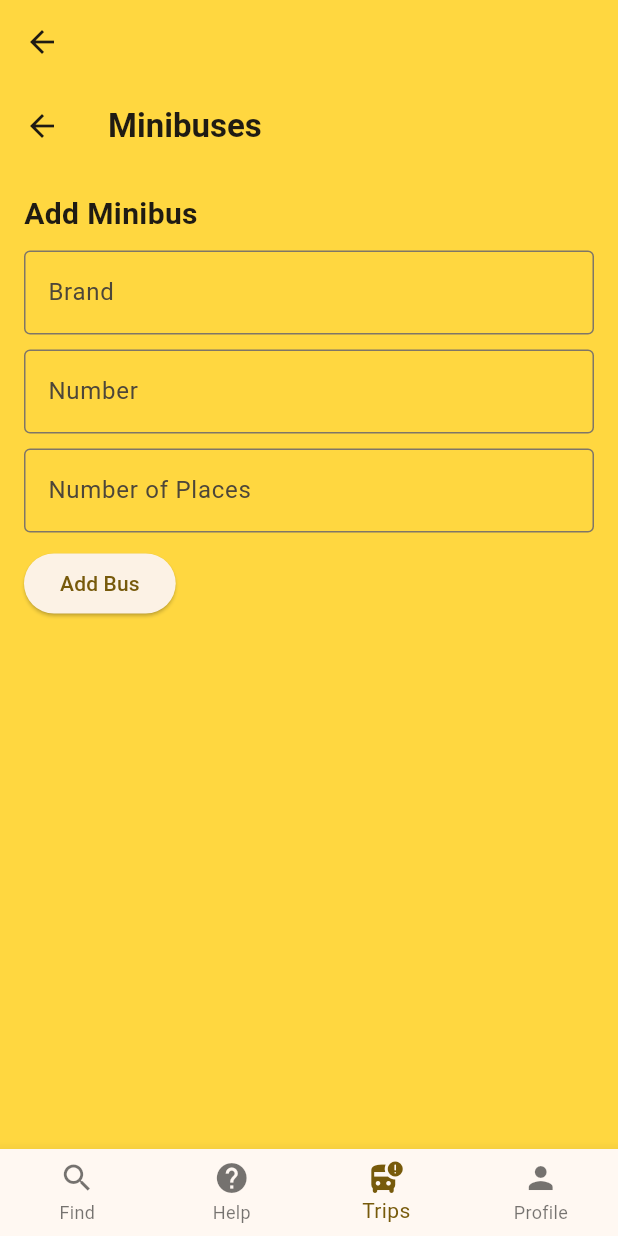
After one commit to Vitalya238/flutter_order_minibuses_app, a Flutter app: the BottomNavBarForDispatchers screen opened directly, item 3 of the bottom bar chosen, after a tap on "Add Bus", on a phone screen of 412 x 824 dp. The commit adds this screen. Run offline on Flutter 3.47's test engine with Material 3 defaults, Android fonts, the phone set to English and light mode, and no system bars; our stand-ins replace sqflite; accounts and stored records are empty.

Commit message:
add manage_minibuses

```diff
--- /dev/null
+++ b/kp/lib/models/Bus.dart
@@ -0,0 +1,40 @@
+import 'dart:typed_data';
+
+class Bus {
+  final String columnBusID = 'BUSID';
+  final String columnBusBrand = 'BUSBRAND';
+  final String columnBusNumber = 'BUSNUMBER';
+  final String columnCountPlaces = 'COUNT_PLACES';
+  final String columnBusImage = 'BUSIMAGE';
+
+  int id = 0;
+  late String busBrand;
+  late String busNumber;
+  late int countPlaces;
+  late Uint8List busImage;
+
+  Bus(
+      this.busBrand,
+      this.busNumber,
+      this.countPlaces,
+      this.busImage,
+      );
+
+  Map<String, Object?> toMap() {
+    var map = <String, Object?>{
+      columnBusBrand: busBrand,
+      columnBusNumber: busNumber,
+      columnCountPlaces: countPlaces,
+      columnBusImage: busImage,
+    };
+    return map;
+  }
+
+  Bus.fromMap(Map<dynamic, dynamic> map) {
+    id = map[columnBusID];
+    busBrand = map[columnBusBrand];
+    busNumber = map[columnBusNumber];
+    countPlaces = map[columnCountPlaces];
+    busImage = map[columnBusImage];
+  }
+}
--- /dev/null
+++ b/kp/lib/services/bus_handler.dart
@@ -0,0 +1,58 @@
+import 'package:sqflite/sqflite.dart';
+import 'package:kp/models/Bus.dart';
+
+
+const String tableName = 'BUS';
+const String columnBusID = 'BUSID';
+const String columnBusBrand = 'BUSBRAND';
+const String columnBusNumber = 'BUSNUMBER';
+const String columnCountPlaces = 'COUNT_PLACES';
+const String columnBusImage = 'BUSIMAGE';
+
+
+
+class BusHandler{
+  late Database db;
+
+  BusHandler(this.db);
+
+  Future createTable() async{
+    await db.execute('''
+        create table IF NOT EXISTS $tableName ($columnBusID INTEGER PRIMARY KEY autoincrement,
+                                $columnBusBrand TEXT not null,
+                                $columnBusNumber TEXT not null,
+                                $columnCountPlaces INTEGER not null,
+                                $columnBusImage BLOB)
+      ''');
+
+  }
+  Future<int> insert(Bus bus) async{
+    return await db.insert(tableName, bus.toMap());
+  }
+  Future<Bus?> getBus(int id) async{
+    List<Map> maps = await db.query(tableName,
+        columns: [columnBusID, columnBusBrand, columnBusNumber, columnCountPlaces, columnBusImage],
+        where: '$columnBusID = ?',
+        whereArgs: [id]);
+    if(maps.isNotEmpty){
+      return Bus.fromMap(maps.first);
+    }
+    return null;
+  }
+  Future<int> delete(int id) async{
+    return await db.delete(tableName, where: '$columnBusID = ?', whereArgs: [id]);
+  }
+  Future<int> update(Bus bus) async{
+    return await db.update(tableName, bus.toMap(), where: '$columnBusID = ?', whereArgs: [bus.id]);
+  }
+  Future<List<Bus>> getAllBuses() async{
+    List<Map<String, dynamic>> maps = await db.query(tableName);
+    List<Bus> buses = [];
+    for(var map in maps){
+      buses.add(Bus.fromMap(map));
+    }
+    return buses;
+  }
+
+  Future close() async => db.close();
+}
--- a/kp/lib/services/database_helper.dart
+++ b/kp/lib/services/database_helper.dart
@@ -1,3 +1,4 @@
+import 'package:kp/services/bus_handler.dart';
 import 'package:path/path.dart';
 import 'package:sqflite/sqflite.dart';
 import 'package:kp/services/client_handler.dart';
@@ -17,6 +18,7 @@ class DatabaseHelper {
         onCreate: (db, version) async {
           await ClientHandler(db).createTable();
           await RoleHandler(db).createTable();
+          await BusHandler(db).createTable();
         });
   }
 
--- a/kp/lib/views/login_screen.dart
+++ b/kp/lib/views/login_screen.dart
@@ -37,6 +37,7 @@ class _LoginScreenState extends State<LoginScreen> {
   Widget build(BuildContext context) {
     return Scaffold(
       appBar: AppBar(
+        backgroundColor: Colors.amberAccent,
         title: Text('Login'),
       ),
       body: Padding(
--- /dev/null
+++ b/kp/lib/views/manage_minibuses_screen.dart
@@ -0,0 +1,257 @@
+import 'dart:typed_data';
+
+import 'package:flutter/material.dart';
+import 'package:kp/models/Bus.dart';
+import 'package:kp/services/database_notifier.dart';
+import 'package:kp/services/bus_handler.dart';
+import 'package:provider/provider.dart';
+
+class ManageMinibuses extends StatefulWidget {
+  @override
+  _ManageMinibusesState createState() => _ManageMinibusesState();
+}
+
+class _ManageMinibusesState extends State<ManageMinibuses> {
+  late Future<List<Bus>> _busesFuture;
+  final TextEditingController _brandController = TextEditingController();
+  final TextEditingController _numberController = TextEditingController();
+  final TextEditingController _placesController = TextEditingController();
+
+  late Bus _selectedBus;
+
+  @override
+  void initState() {
+    super.initState();
+    _busesFuture = _getAllBuses();
+  }
+
+  Future<List<Bus>> _getAllBuses() async {
+    final dbHelper = Provider.of<DatabaseNotifier>(context, listen: false).databaseHelper;
+    await dbHelper.init();
+    BusHandler busHandler = BusHandler(dbHelper.db);
+
+    return busHandler.getAllBuses();
+  }
+
+  @override
+  Widget build(BuildContext context) {
+    return Scaffold(
+      appBar: AppBar(
+        backgroundColor: Colors.amberAccent,
+        title: const Text(
+          'Minibuses',
+          style: TextStyle(fontWeight: FontWeight.w600),
+        ),
+      ),
+      body: Padding(
+        padding: EdgeInsets.all(16.0),
+        child: Column(
+          crossAxisAlignment: CrossAxisAlignment.start,
+          children: [
+            _buildAddBusForm(),
+            SizedBox(height: 20),
+            _buildBusesList(),
+          ],
+        ),
+      ),
+    );
+  }
+
+  Widget _buildAddBusForm() {
+    return Column(
+      crossAxisAlignment: CrossAxisAlignment.start,
+      children: [
+        Text(
+          'Add Minibus',
+          style: TextStyle(fontSize: 20, fontWeight: FontWeight.bold),
+        ),
+        SizedBox(height: 10),
+        TextField(
+          controller: _brandController,
+          decoration: InputDecoration(
+            labelText: 'Brand',
+            border: OutlineInputBorder(),
+          ),
+        ),
+        SizedBox(height: 10),
+        TextField(
+          controller: _numberController,
+          decoration: InputDecoration(
+            labelText: 'Number',
+            border: OutlineInputBorder(),
+          ),
+        ),
+        SizedBox(height: 10),
+        TextField(
+          controller: _placesController,
+          decoration: InputDecoration(
+            labelText: 'Number of Places',
+            border: OutlineInputBorder(),
+          ),
+          keyboardType: TextInputType.number,
+        ),
+        SizedBox(height: 10),
+        ElevatedButton(
+          onPressed: _addBus,
+          child: Text('Add Bus'),
+        ),
+      ],
+    );
+  }
+
+  void _addBus() async {
+    final dbHelper = Provider.of<DatabaseNotifier>(context, listen: false).databaseHelper;
+    BusHandler busHandler = BusHandler(dbHelper.db);
+
+    String brand = _brandController.text;
+    String number = _numberController.text;
+    int places = int.tryParse(_placesController.text) ?? 0;
+
+    if (brand.isNotEmpty && number.isNotEmpty && places > 0) {
+      Bus newBus = Bus(brand, number, places, Uint8List(0));
+      await busHandler.insert(newBus);
+      setState(() {
+        _busesFuture = _getAllBuses();
+        _brandController.clear();
+        _numberController.clear();
+        _placesController.clear();
+      });
+    }
+  }
+
+  Widget _buildBusesList() {
+    return Expanded(
+      child: FutureBuilder(
+        future: _busesFuture,
+        builder: (context, snapshot) {
+          if (snapshot.connectionState == ConnectionState.waiting) {
+            return Center(
+              child: CircularProgressIndicator(),
+            );
+          } else if (snapshot.hasError) {
+            return Center(
+              child: Text('Error: ${snapshot.error}'),
+            );
+          } else {
+            List<Bus> buses = snapshot.data as List<Bus>;
+            return ListView.builder(
+              itemCount: buses.length,
+              itemBuilder: (context, index) {
+                return ListTile(
+                  title: Text('${buses[index].busBrand} - ${buses[index].busNumber}'),
+                  subtitle: Text('Number of places: ${buses[index].countPlaces}'),
+                  onTap: () {
+                    _editBus(context, buses[index]);
+                  },
+                  trailing: IconButton(
+                    icon: Icon(Icons.delete),
+                    onPressed: () {
+                      _deleteBus(context, buses[index]);
+                    },
+                  ),
+                );
+              },
+            );
+          }
+        },
+      ),
+    );
+  }
+
+  void _editBus(BuildContext context, Bus bus) {
+    setState(() {
+      _selectedBus = bus;
+      _brandController.text = bus.busBrand;
+      _numberController.text = bus.busNumber;
+      _placesController.text = bus.countPlaces.toString();
+    });
+    showDialog(
+      context: context,
+      builder: (BuildContext context) {
+        return AlertDialog(
+          title: Text('Edit Bus'),
+          content: _buildEditBusForm(),
+          actions: <Widget>[
+            TextButton(
+              child: Text('Cancel'),
+              onPressed: () {
+                Navigator.of(context).pop();
+              },
+            ),
+            TextButton(
+              child: Text('Save'),
+              onPressed: () {
+                _saveEditedBus();
+                Navigator.of(context).pop();
+              },
+            ),
+          ],
+        );
+      },
+    );
+  }
+
+  Widget _buildEditBusForm() {
+    return Column(
+      crossAxisAlignment: CrossAxisAlignment.start,
+      mainAxisSize: MainAxisSize.min,
+      children: [
+        TextField(
+          controller: _brandController,
+          decoration: InputDecoration(
+            labelText: 'Brand',
+            border: OutlineInputBorder(),
+          ),
+        ),
+        SizedBox(height: 10),
+        TextField(
+          controller: _numberController,
+          decoration: InputDecoration(
+            labelText: 'Number',
+            border: OutlineInputBorder(),
+          ),
+        ),
+        SizedBox(height: 10),
+        TextField(
+          controller: _placesController,
+          decoration: InputDecoration(
+            labelText: 'Number of Places',
+            border: OutlineInputBorder(),
+          ),
+          keyboardType: TextInputType.number,
+        ),
+      ],
+    );
+  }
+
+  void _saveEditedBus() async {
+    final dbHelper = Provider.of<DatabaseNotifier>(context, listen: false).databaseHelper;
+    BusHandler busHandler = BusHandler(dbHelper.db);
+
+    String brand = _brandController.text;
+    String number = _numberController.text;
+    int places = int.tryParse(_placesController.text) ?? 0;
+
+    if (brand.isNotEmpty && number.isNotEmpty && places > 0) {
+      Bus updatedBus = Bus(brand, number, places, Uint8List(0));
+      updatedBus.id = _selectedBus.id;
+      await busHandler.update(updatedBus);
+      setState(() {
+        _busesFuture = _getAllBuses();
+        _brandController.clear();
+        _numberController.clear();
+        _placesController.clear();
+      });
+    }
+  }
+
+  void _deleteBus(BuildContext context, Bus bus) async {
+    final dbHelper = Provider.of<DatabaseNotifier>(context, listen: false).databaseHelper;
+    BusHandler busHandler = BusHandler(dbHelper.db);
+
+    await busHandler.delete(bus.id);
+    setState(() {
+      _busesFuture = _getAllBuses();
+    });
+  }
+}
--- a/kp/lib/views/profile_screen.dart
+++ b/kp/lib/views/profile_screen.dart
@@ -85,7 +85,7 @@ class _ProfileScreenState extends State<ProfileScreen> {
                   )
                 else
                   Text(
-                    'Login or registration',
+                    'Registration',
                     style: TextStyle(
                       fontSize: 20,
                       fontWeight: FontWeight.bold,
--- a/kp/lib/views/widgets/nav_bar_widget.dart
+++ b/kp/lib/views/widgets/nav_bar_widget.dart
@@ -3,14 +3,15 @@ import 'package:kp/views/view.dart';
 import 'package:provider/provider.dart';
 
 import '../../services/database_notifier.dart';
-class BottomNavBarExample extends StatefulWidget {
-  const BottomNavBarExample({super.key});
+import '../manage_minibuses_screen.dart';
+class BottomNavBarForClients extends StatefulWidget {
+  const BottomNavBarForClients({super.key});
 
   @override
-  _BottomNavBarExampleState createState() => _BottomNavBarExampleState();
+  _BottomNavBarForClientsState createState() => _BottomNavBarForClientsState();
 }
 
-class _BottomNavBarExampleState extends State<BottomNavBarExample> {
+class _BottomNavBarForClientsState extends State<BottomNavBarForClients> {
   int _currentIndex = 0;
   final List<Widget> _pages = [
     ChangeNotifierProvider(
@@ -68,3 +69,71 @@ class _BottomNavBarExampleState extends State<BottomNavBarExample> {
     );
   }
 }
+
+
+
+class BottomNavBarForDispatchers extends StatefulWidget {
+  const BottomNavBarForDispatchers({super.key});
+
+  @override
+  _BottomNavBarForDispatchersState createState() => _BottomNavBarForDispatchersState();
+}
+
+class _BottomNavBarForDispatchersState extends State<BottomNavBarForDispatchers> {
+  int _currentIndex = 0;
+  final List<Widget> _pages = [
+    ChangeNotifierProvider(
+      create: (context) => DatabaseNotifier(),
+      child: const FindMinibusScreen(),
+    ),
+    ChangeNotifierProvider(
+      create: (context) => DatabaseNotifier(),
+      child: HelpScreen(),
+    ),
+    ChangeNotifierProvider(
+      create: (context) => DatabaseNotifier(),
+      child: ManageMinibuses(),
+    ),
+    ChangeNotifierProvider(
+      create: (context) => DatabaseNotifier(),
+      child: ProfileScreen(),
+    ),
+  ];
+  @override
+  Widget build(BuildContext context) {
+    return Scaffold(
+      appBar: AppBar(
+        title: const Text(''),
+        backgroundColor: Colors.amberAccent,
+      ),
+      body: _pages[_currentIndex],
+      bottomNavigationBar: BottomNavigationBar(
+        type: BottomNavigationBarType.fixed,
+        currentIndex: _currentIndex,
+        onTap: (int index) {
+          setState(() {
+            _currentIndex = index;
+          });
+        },
+        items: const [
+          BottomNavigationBarItem(
+            icon: Icon(Icons.search),
+            label: 'Find',
+          ),
+          BottomNavigationBarItem(
+            icon: Icon(Icons.help),
+            label: 'Help',
+          ),
+          BottomNavigationBarItem(
+            icon: Icon(Icons.bus_alert_rounded),
+            label: 'Trips',
+          ),
+          BottomNavigationBarItem(
+            icon: Icon(Icons.person),
+            label: 'Profile',
+          ),
+        ],
+      ),
+    );
+  }
+}
```
Also changed, not shown: kp/lib/views/main_screen.dart (+20 -12 lines), 1 other file.
